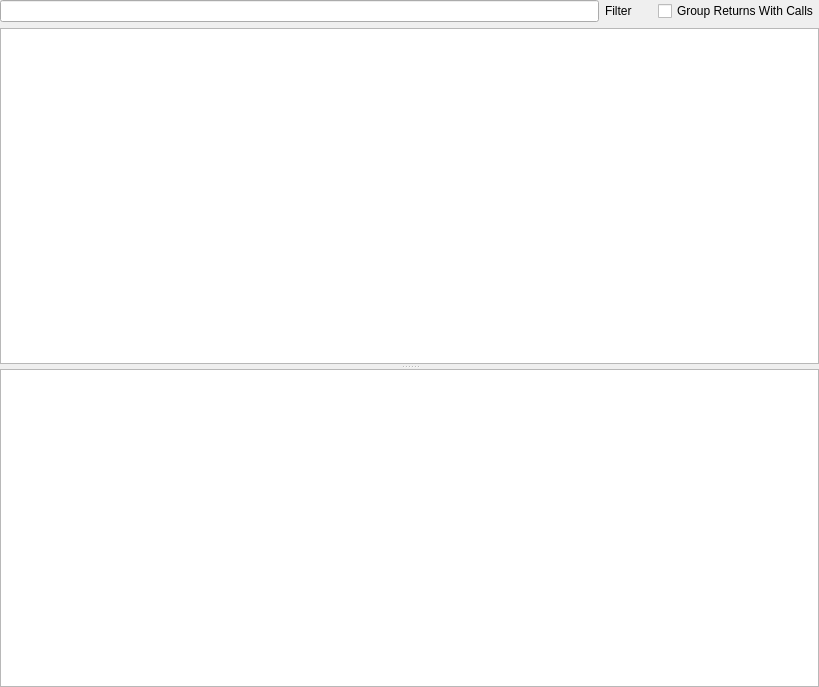
Above: utilities/dselrigpart/mainwidget.ui from KDE/dferry before the change. Below: the same form after it.
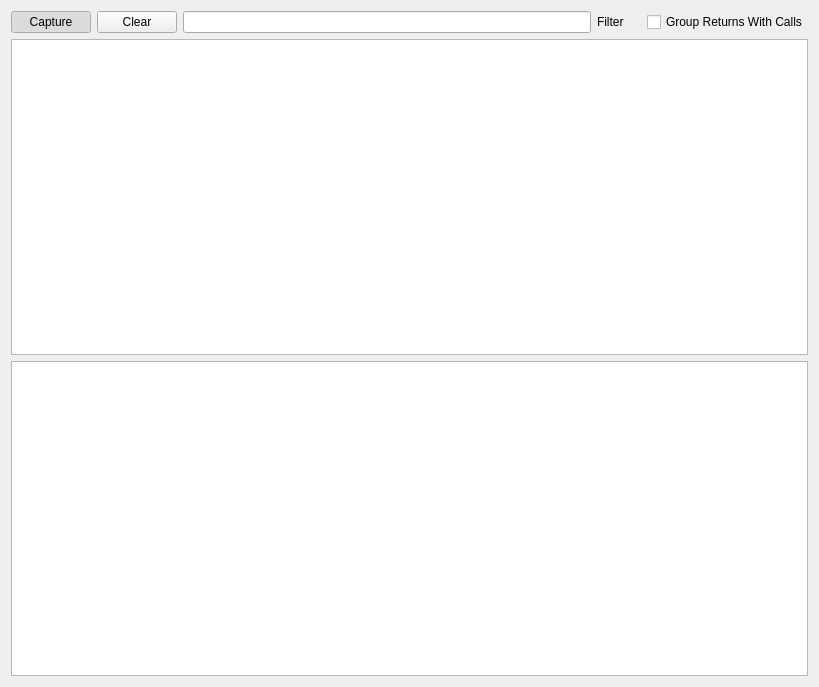
That is the form after the change. Custom widgets are drawn as their Qt base class.

Commit message:
Make it possible to pause or clear recording.
Also upgrade the QLineEdit to a KLineEdit with clear button.

The edit to the form file:
```diff
--- a/utilities/dselrigpart/mainwidget.ui
+++ b/utilities/dselrigpart/mainwidget.ui
@@ -13,36 +13,35 @@
   <property name="windowTitle">
    <string>Form</string>
   </property>
-  <layout class="QVBoxLayout" name="verticalLayout_2">
-   <property name="spacing">
-    <number>0</number>
-   </property>
-   <property name="margin">
-    <number>0</number>
-   </property>
-   <item>
-    <widget class="QSplitter" name="splitter">
-     <property name="lineWidth">
-      <number>0</number>
-     </property>
-     <property name="orientation">
-      <enum>Qt::Vertical</enum>
-     </property>
-     <property name="handleWidth">
-      <number>5</number>
-     </property>
-     <widget class="QWidget" name="">
       <layout class="QVBoxLayout" name="verticalLayout">
-       <property name="spacing">
-        <number>-1</number>
-       </property>
        <item>
         <layout class="QHBoxLayout" name="horizontalLayout">
-         <property name="spacing">
-          <number>-1</number>
-         </property>
+     <item>
+      <widget class="QPushButton" name="captureButton">
+       <property name="text">
+        <string>Capture</string>
+       </property>
+       <property name="checkable">
+        <bool>true</bool>
+       </property>
+       <property name="checked">
+        <bool>true</bool>
+       </property>
+      </widget>
+     </item>
          <item>
-          <widget class="QLineEdit" name="filterText"/>
+      <widget class="QPushButton" name="clearButton">
+       <property name="text">
+        <string>Clear</string>
+       </property>
+      </widget>
+     </item>
+     <item>
+      <widget class="KLineEdit" name="filterText">
+       <property name="showClearButton" stdset="0">
+        <bool>true</bool>
+       </property>
+      </widget>
          </item>
          <item>
           <widget class="QLabel" name="label">
@@ -61,8 +60,8 @@
            </property>
            <property name="sizeHint" stdset="0">
             <size>
-             <width>20</width>
-             <height>0</height>
+         <width>17</width>
+         <height>19</height>
             </size>
            </property>
           </spacer>
@@ -79,13 +78,18 @@
        <item>
         <widget class="QTreeView" name="messageList"/>
        </item>
-      </layout>
-     </widget>
+   <item>
      <widget class="QTreeView" name="argumentList"/>
-    </widget>
    </item>
   </layout>
  </widget>
+ <customwidgets>
+  <customwidget>
+   <class>KLineEdit</class>
+   <extends>QLineEdit</extends>
+   <header>klineedit.h</header>
+  </customwidget>
+ </customwidgets>
  <resources/>
  <connections/>
 </ui>
```
Lines whose indentation alone changed are shown as unchanged. The commit also changes 4 other files.
